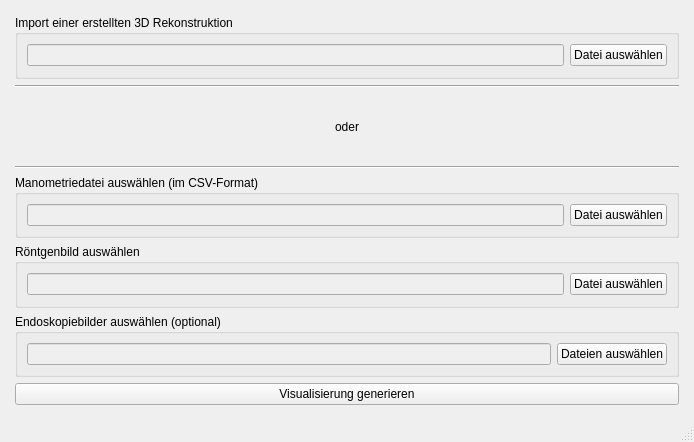
Old version of the form 3drekonstruktionspeiseroehre/ui-files/file_selection_window_design.ui in the repository ds-lab/EsophagusVisualization.
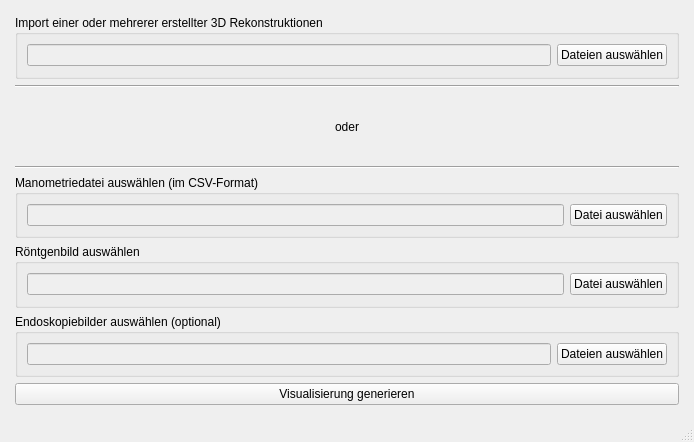
New version of the form.

Commit message: import of multiple single 3d recs instead of one patient data #16

What changed in the file:
```diff
--- a/3drekonstruktionspeiseroehre/ui-files/file_selection_window_design.ui
+++ b/3drekonstruktionspeiseroehre/ui-files/file_selection_window_design.ui
@@ -55,7 +55,7 @@
       <item row="0" column="0">
        <widget class="QGroupBox" name="groupBox_4">
         <property name="title">
-         <string>Import einer erstellten 3D Rekonstruktion</string>
+         <string>Import einer oder mehrerer erstellter 3D Rekonstruktionen</string>
         </property>
         <layout class="QHBoxLayout" name="horizontalLayout_4">
          <item>
@@ -70,7 +70,7 @@
            <item>
             <widget class="QPushButton" name="import_button">
              <property name="text">
-              <string>Datei auswählen</string>
+              <string>Dateien auswählen</string>
              </property>
             </widget>
            </item>
```
The commit also changes 1 other file.
